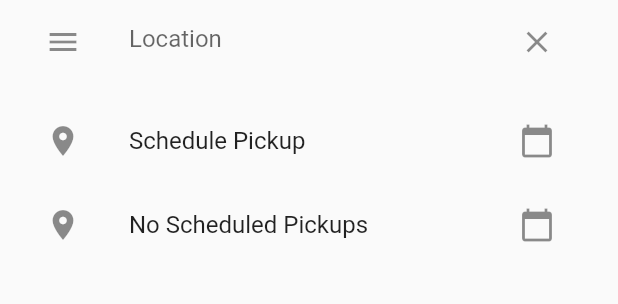
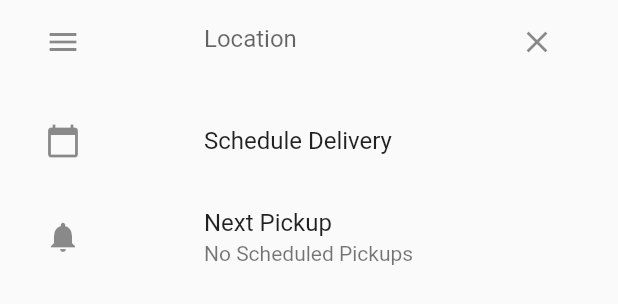
Before and after one commit to Festus1440/platebeacon_app, a Flutter app: the RestaurantHome widget shown alone on an empty page, opened directly, on a phone screen of 412 x 824 dp. Shown: the top 304 px of the screen. Run offline on Flutter 3.47's test engine with Material 2 defaults, Android fonts, the phone set to English and light mode, and no system bars; our stand-ins replace cloud_firestore, firebase_auth, google_maps_flutter, location; missing offline and left inert: flutter_polyline_points, google_map_polyline; accounts and stored records are empty.

Commit message:
updates on home page restaurant

```diff
--- a/lib/Home.dart
+++ b/lib/Home.dart
@@ -2,6 +2,8 @@ import 'package:firebase_auth/firebase_auth.dart';
 import 'package:flutter/cupertino.dart';
 import 'package:flutter/material.dart';
 import 'dart:async';
+
+import 'package:flutterapp/restaurantBottomBar/pickup.dart';
 
 var _controller = TextEditingController();
 Color mainColor = Colors.green;
@@ -65,28 +67,23 @@ class RestaurantHome extends StatefulWidget {
 
 class _RestaurantHomeState extends State<RestaurantHome> {
   DateTime _dateTime;
-  TimeOfDay _timeOfDay = TimeOfDay(hour: 10, minute: 47);
+  TimeOfDay _timeOfDay = TimeOfDay.now();
   String selectedDate = "No Scheduled Pickups";
   String selectedTime = "";
+  String formattedTimeOfDay;
  // TimeOfDay res = TimeOfDay.fromDateTime(DateTime.now());
 
 
   Future<Null> selectTime(BuildContext context) async {
-    final TimeOfDay picked = await showTimePicker(context: context,
-        initialTime: _timeOfDay, );
-
-
+    final TimeOfDay picked = await showTimePicker(context: context, initialTime: _timeOfDay, );
     if(picked != null && picked != _timeOfDay){
       setState(() {
         _timeOfDay = picked;
       });
       final MaterialLocalizations localizations = MaterialLocalizations.of(context);
-      final String formattedTimeOfDay = localizations.formatTimeOfDay(_timeOfDay);
+      String formattedTimeOfDay = localizations.formatTimeOfDay(_timeOfDay);
       print(formattedTimeOfDay);
-
-
       selectedTime = " at " + formattedTimeOfDay;
-    // print("Time selected: " + _timeOfDay.toString());
   }
   }
 
@@ -98,7 +95,9 @@ class _RestaurantHomeState extends State<RestaurantHome> {
           child: ListTile(
             contentPadding: EdgeInsets.only(left: 30.0, right: 30.0),
             leading: Icon(Icons.menu),
-            title: TextField(
+            title: Container(
+              margin: EdgeInsets.only(left:50),
+              child: TextField(
                 controller: _controller,
                 decoration: InputDecoration(
                   suffixIcon: IconButton(
@@ -111,15 +110,11 @@ class _RestaurantHomeState extends State<RestaurantHome> {
               ),
             ),
           ),
+        ),
         SizedBox(height: 10.0),
         Container(
           child: ListTile(
-            contentPadding: EdgeInsets.only(left: 30.0, right: 30.0),
-            leading: Icon(Icons.location_on),
-            title: Text("Schedule Pickup"),
-            trailing: IconButton(
-              onPressed: () {
-
+            onTap: () {
               showDatePicker(context: context,
                   // the helptext: below wasn't working for everyone revisit
                   //helpText: "Please Pick a date to Schedule Pickup",
@@ -137,19 +132,25 @@ class _RestaurantHomeState extends State<RestaurantHome> {
                 });
               });
             },
-              icon: Icon(Icons.calendar_today),
-            ),  //
+            contentPadding: EdgeInsets.only(left: 30.0, right: 30.0),
+            leading: Icon(Icons.calendar_today),
+            title: Container(margin: EdgeInsets.only(left:50,), child: Text("Schedule Delivery")), //
           ),
         ),
         Container(
           child: ListTile(
+            onTap: (){
+              //Navigator.push(context, MaterialPageRoute(builder: (context) => Pickup()));
+            },
             contentPadding: EdgeInsets.only(left: 30.0, right: 30.0),
-            leading: Icon(Icons.location_on),
-            title: Text(selectedDate + selectedTime),
-            trailing: IconButton(
-              onPressed: () {},
-              icon: Icon(Icons.calendar_today),
-            ),
+            leading: Container(height: 50, child: Icon(Icons.notifications,)),
+            title: Container(
+                margin: EdgeInsets.only(left:50),
+                child: Text("Next Pickup")),
+            subtitle: Container(
+                margin: EdgeInsets.only(left:50),
+                child: Text(selectedDate + selectedTime)),
+            //trailing:
           ),
         ),
       ],
--- a/lib/RestaurantMain.dart
+++ b/lib/RestaurantMain.dart
@@ -61,7 +61,7 @@ class Home extends StatefulWidget {
 
 class RestaurantState extends State<Home> {
   final bottomBarItems = [
-    HomeScreen(),
+    HomeScreen(), // bottom bar items (0,1,2,3)
     MapSample(),
     Pickup(),
     RestaurantAccount(),
--- a/lib/forgotPass.dart
+++ b/lib/forgotPass.dart
@@ -62,7 +62,7 @@ class PassRecoverPageState extends State<PassRecoverPage> {
               ),
             ),
             Visibility(
-              visible: !viewVisible,
+              //visible: !viewVisible,
               child: Container(
                 padding: EdgeInsets.only(top: 10.0, left: 20.0, right: 20.0),
                 child: Column(
--- a/lib/restaurantBottomBar/pickup.dart
+++ b/lib/restaurantBottomBar/pickup.dart
@@ -15,7 +15,6 @@ class _PickupState extends State<Pickup> {
 
         },
         leading: Container(
-          width: 50,
           height: 50,
           child: Icon(Icons.calendar_today),
         ),
```
Also changed, not shown: lib/map.dart (+6 -2 lines). Lines whose indentation alone changed are shown as unchanged.
